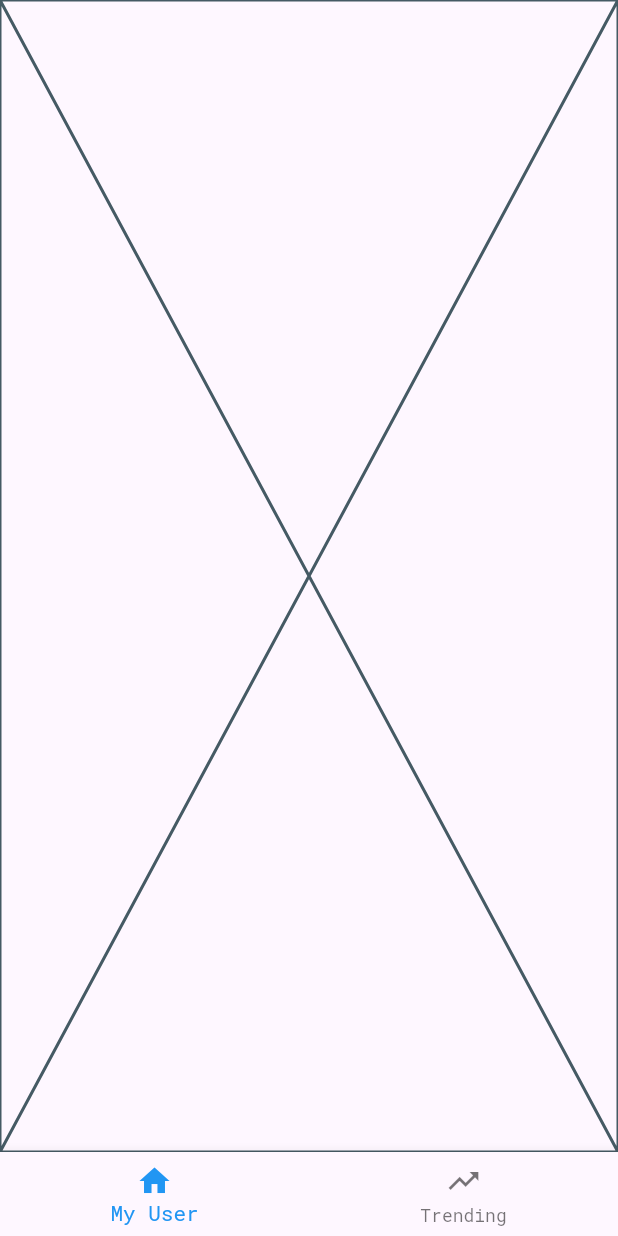
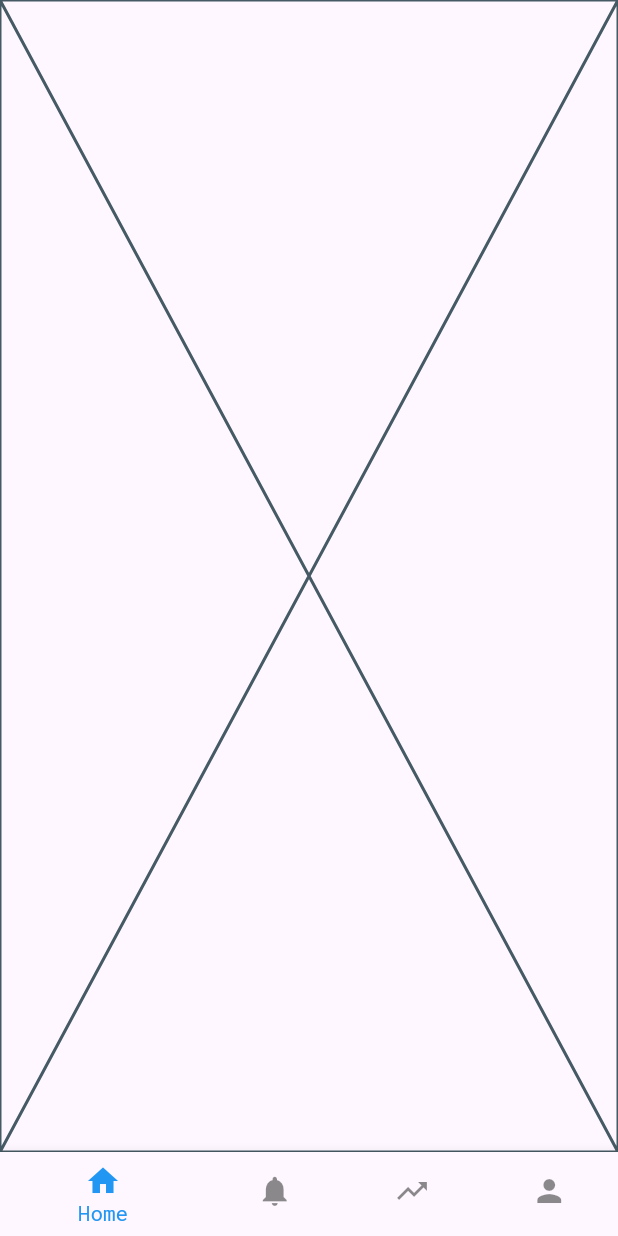
Before and after one commit to WeRockStar/git-flutter, a Flutter app: the screen it shows after launch, on a phone screen of 412 x 824 dp. Run offline on Flutter 3.47's test engine with Material 2 defaults, Android fonts, the phone set to English and light mode, and no system bars; our stand-ins replace flutter_modular, google_fonts.

```diff
--- a/lib/features/user/user.widget.dart
+++ b/lib/features/user/user.widget.dart
@@ -12,15 +12,24 @@ class GitUserPage extends StatelessWidget {
         items: const <BottomNavigationBarItem>[
           BottomNavigationBarItem(
             icon: Icon(Icons.home),
-            label: 'My User',
+            label: 'Home',
+          ),
+          BottomNavigationBarItem(
+            icon: Icon(Icons.notifications),
+            label: 'Notifications',
           ),
           BottomNavigationBarItem(
             icon: Icon(Icons.trending_up),
             label: 'Trending',
           ),
+          BottomNavigationBarItem(
+            icon: Icon(Icons.person),
+            label: 'Profile',
+          ),
         ],
         currentIndex: 0,
         selectedItemColor: primarySwatch,
+        unselectedItemColor: Colors.black45,
         onTap: (_) {},
       ),
     );
```
